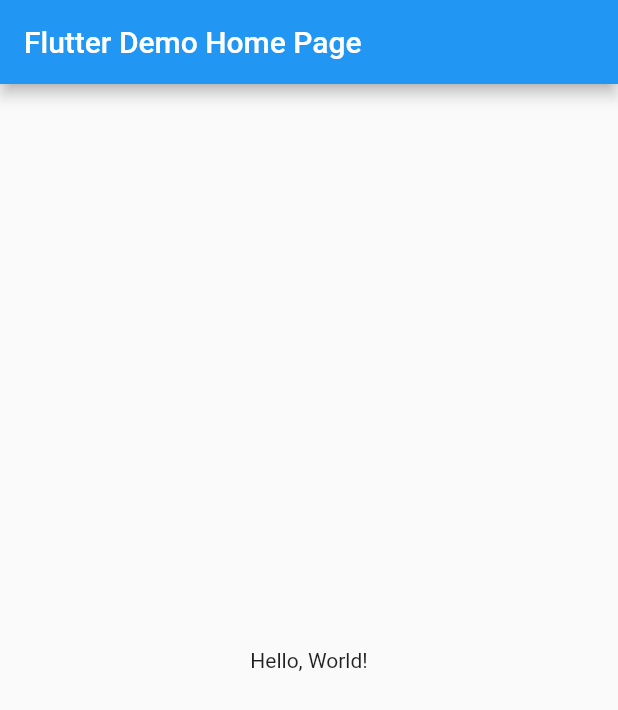
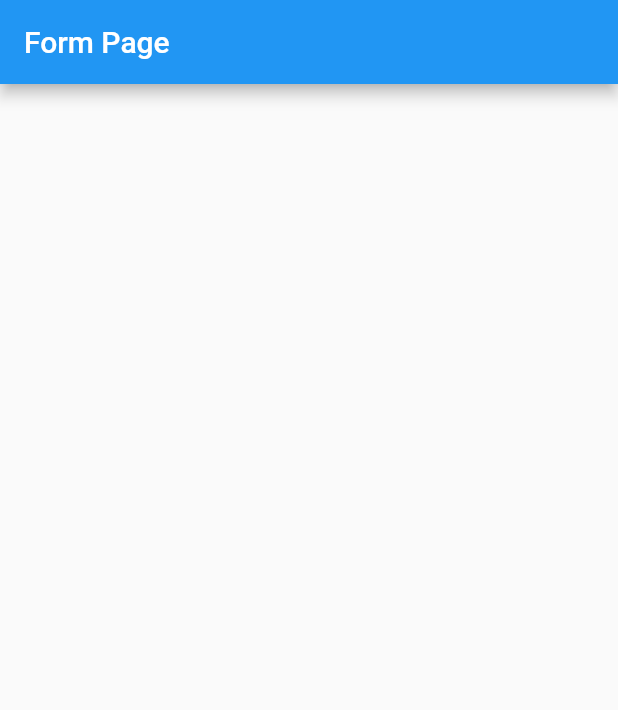
Before and after one commit to Karthiktoro/Recipe_Flutter, a Flutter app: the screen it shows after launch, on a phone screen of 412 x 824 dp. Shown: the top 710 px of the screen. Run offline on Flutter 3.47's test engine with Material 2 defaults, Android fonts, the phone set to English and light mode, and no system bars.

Commit message:
initial commit

```diff
--- a/lib/main.dart
+++ b/lib/main.dart
@@ -1,42 +1,32 @@
 import 'package:flutter/material.dart';
 
-void main() => runApp(MyApp());
+void main() => runApp(new MyApp());
 
 class MyApp extends StatelessWidget {
   const MyApp({super.key});
-  // This widget is the root of your application.
+
   @override
   Widget build(BuildContext context) {
-    return MaterialApp(
-      // Application name
-      title: 'Flutter Hello World',
-      // Application theme data, you can set the colors for the application as
-      // you want
-      theme: ThemeData(
-        primarySwatch: Colors.blue,
-      ),
-      // A widget which will be started on application startup
-      home: MyHomePage(title: 'Flutter Demo Home Page'),
+    return new MaterialApp(
+      theme: new ThemeData(),
+      home: new FormPage(),
     );
   }
 }
 
-class MyHomePage extends StatelessWidget {
-  final String title;
-  const MyHomePage({super.key, required this.title});
+class FormPage extends StatefulWidget {
+  @override
+  _FormPageState createState() => new _FormPageState();
+}
 
+class _FormPageState extends State<FormPage> {
   @override
   Widget build(BuildContext context) {
-    return Scaffold(
+    return new Scaffold(
       appBar: AppBar(
-        // The title text which will be shown on the action bar
-        title: Text(title),
+        title: new Text('Form Page'),
       ),
-      body: Center(
-        child: Text(
-          'Hello, World!',
-        ),
-      ),
+      body: new Container(),
     );
   }
 }
```
